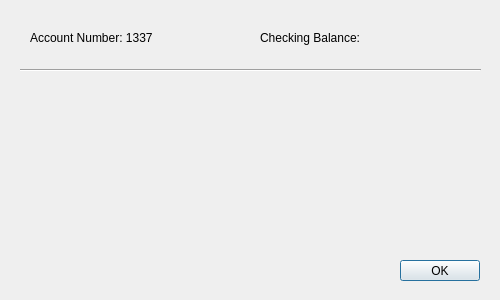
This is checkingdialog.ui in Refleximus/BankingAppBOJ-GitRepository as Qt 5 draws it before an edit. The edited form follows.
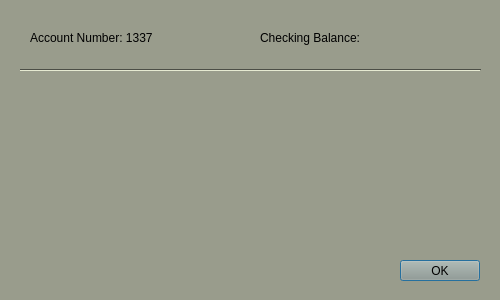
This is the edited form.

```diff
--- a/checkingdialog.ui
+++ b/checkingdialog.ui
@@ -10,6 +10,421 @@
     <height>300</height>
    </rect>
   </property>
+  <property name="palette">
+   <palette>
+    <active>
+     <colorrole role="WindowText">
+      <brush brushstyle="SolidPattern">
+       <color alpha="255">
+        <red>0</red>
+        <green>0</green>
+        <blue>0</blue>
+       </color>
+      </brush>
+     </colorrole>
+     <colorrole role="Button">
+      <brush brushstyle="SolidPattern">
+       <color alpha="255">
+        <red>153</red>
+        <green>156</green>
+        <blue>140</blue>
+       </color>
+      </brush>
+     </colorrole>
+     <colorrole role="Light">
+      <brush brushstyle="SolidPattern">
+       <color alpha="255">
+        <red>230</red>
+        <green>234</green>
+        <blue>210</blue>
+       </color>
+      </brush>
+     </colorrole>
+     <colorrole role="Midlight">
+      <brush brushstyle="SolidPattern">
+       <color alpha="255">
+        <red>191</red>
+        <green>195</green>
+        <blue>175</blue>
+       </color>
+      </brush>
+     </colorrole>
+     <colorrole role="Dark">
+      <brush brushstyle="SolidPattern">
+       <color alpha="255">
+        <red>76</red>
+        <green>78</green>
+        <blue>70</blue>
+       </color>
+      </brush>
+     </colorrole>
+     <colorrole role="Mid">
+      <brush brushstyle="SolidPattern">
+       <color alpha="255">
+        <red>102</red>
+        <green>104</green>
+        <blue>93</blue>
+       </color>
+      </brush>
+     </colorrole>
+     <colorrole role="Text">
+      <brush brushstyle="SolidPattern">
+       <color alpha="255">
+        <red>0</red>
+        <green>0</green>
+        <blue>0</blue>
+       </color>
+      </brush>
+     </colorrole>
+     <colorrole role="BrightText">
+      <brush brushstyle="SolidPattern">
+       <color alpha="255">
+        <red>255</red>
+        <green>255</green>
+        <blue>255</blue>
+       </color>
+      </brush>
+     </colorrole>
+     <colorrole role="ButtonText">
+      <brush brushstyle="SolidPattern">
+       <color alpha="255">
+        <red>0</red>
+        <green>0</green>
+        <blue>0</blue>
+       </color>
+      </brush>
+     </colorrole>
+     <colorrole role="Base">
+      <brush brushstyle="SolidPattern">
+       <color alpha="255">
+        <red>255</red>
+        <green>255</green>
+        <blue>255</blue>
+       </color>
+      </brush>
+     </colorrole>
+     <colorrole role="Window">
+      <brush brushstyle="SolidPattern">
+       <color alpha="255">
+        <red>153</red>
+        <green>156</green>
+        <blue>140</blue>
+       </color>
+      </brush>
+     </colorrole>
+     <colorrole role="Shadow">
+      <brush brushstyle="SolidPattern">
+       <color alpha="255">
+        <red>0</red>
+        <green>0</green>
+        <blue>0</blue>
+       </color>
+      </brush>
+     </colorrole>
+     <colorrole role="AlternateBase">
+      <brush brushstyle="SolidPattern">
+       <color alpha="255">
+        <red>204</red>
+        <green>205</green>
+        <blue>197</blue>
+       </color>
+      </brush>
+     </colorrole>
+     <colorrole role="ToolTipBase">
+      <brush brushstyle="SolidPattern">
+       <color alpha="255">
+        <red>255</red>
+        <green>255</green>
+        <blue>220</blue>
+       </color>
+      </brush>
+     </colorrole>
+     <colorrole role="ToolTipText">
+      <brush brushstyle="SolidPattern">
+       <color alpha="255">
+        <red>0</red>
+        <green>0</green>
+        <blue>0</blue>
+       </color>
+      </brush>
+     </colorrole>
+    </active>
+    <inactive>
+     <colorrole role="WindowText">
+      <brush brushstyle="SolidPattern">
+       <color alpha="255">
+        <red>0</red>
+        <green>0</green>
+        <blue>0</blue>
+       </color>
+      </brush>
+     </colorrole>
+     <colorrole role="Button">
+      <brush brushstyle="SolidPattern">
+       <color alpha="255">
+        <red>153</red>
+        <green>156</green>
+        <blue>140</blue>
+       </color>
+      </brush>
+     </colorrole>
+     <colorrole role="Light">
+      <brush brushstyle="SolidPattern">
+       <color alpha="255">
+        <red>230</red>
+        <green>234</green>
+        <blue>210</blue>
+       </color>
+      </brush>
+     </colorrole>
+     <colorrole role="Midlight">
+      <brush brushstyle="SolidPattern">
+       <color alpha="255">
+        <red>191</red>
+        <green>195</green>
+        <blue>175</blue>
+       </color>
+      </brush>
+     </colorrole>
+     <colorrole role="Dark">
+      <brush brushstyle="SolidPattern">
+       <color alpha="255">
+        <red>76</red>
+        <green>78</green>
+        <blue>70</blue>
+       </color>
+      </brush>
+     </colorrole>
+     <colorrole role="Mid">
+      <brush brushstyle="SolidPattern">
+       <color alpha="255">
+        <red>102</red>
+        <green>104</green>
+        <blue>93</blue>
+       </color>
+      </brush>
+     </colorrole>
+     <colorrole role="Text">
+      <brush brushstyle="SolidPattern">
+       <color alpha="255">
+        <red>0</red>
+        <green>0</green>
+        <blue>0</blue>
+       </color>
+      </brush>
+     </colorrole>
+     <colorrole role="BrightText">
+      <brush brushstyle="SolidPattern">
+       <color alpha="255">
+        <red>255</red>
+        <green>255</green>
+        <blue>255</blue>
+       </color>
+      </brush>
+     </colorrole>
+     <colorrole role="ButtonText">
+      <brush brushstyle="SolidPattern">
+       <color alpha="255">
+        <red>0</red>
+        <green>0</green>
+        <blue>0</blue>
+       </color>
+      </brush>
+     </colorrole>
+     <colorrole role="Base">
+      <brush brushstyle="SolidPattern">
+       <color alpha="255">
+        <red>255</red>
+        <green>255</green>
+        <blue>255</blue>
+       </color>
+      </brush>
+     </colorrole>
+     <colorrole role="Window">
+      <brush brushstyle="SolidPattern">
+       <color alpha="255">
+        <red>153</red>
+        <green>156</green>
+        <blue>140</blue>
+       </color>
+      </brush>
+     </colorrole>
+     <colorrole role="Shadow">
+      <brush brushstyle="SolidPattern">
+       <color alpha="255">
+        <red>0</red>
+        <green>0</green>
+        <blue>0</blue>
+       </color>
+      </brush>
+     </colorrole>
+     <colorrole role="AlternateBase">
+      <brush brushstyle="SolidPattern">
+       <color alpha="255">
+        <red>204</red>
+        <green>205</green>
+        <blue>197</blue>
+       </color>
+      </brush>
+     </colorrole>
+     <colorrole role="ToolTipBase">
+      <brush brushstyle="SolidPattern">
+       <color alpha="255">
+        <red>255</red>
+        <green>255</green>
+        <blue>220</blue>
+       </color>
+      </brush>
+     </colorrole>
+     <colorrole role="ToolTipText">
+      <brush brushstyle="SolidPattern">
+       <color alpha="255">
+        <red>0</red>
+        <green>0</green>
+        <blue>0</blue>
+       </color>
+      </brush>
+     </colorrole>
+    </inactive>
+    <disabled>
+     <colorrole role="WindowText">
+      <brush brushstyle="SolidPattern">
+       <color alpha="255">
+        <red>76</red>
+        <green>78</green>
+        <blue>70</blue>
+       </color>
+      </brush>
+     </colorrole>
+     <colorrole role="Button">
+      <brush brushstyle="SolidPattern">
+       <color alpha="255">
+        <red>153</red>
+        <green>156</green>
+        <blue>140</blue>
+       </color>
+      </brush>
+     </colorrole>
+     <colorrole role="Light">
+      <brush brushstyle="SolidPattern">
+       <color alpha="255">
+        <red>230</red>
+        <green>234</green>
+        <blue>210</blue>
+       </color>
+      </brush>
+     </colorrole>
+     <colorrole role="Midlight">
+      <brush brushstyle="SolidPattern">
+       <color alpha="255">
+        <red>191</red>
+        <green>195</green>
+        <blue>175</blue>
+       </color>
+      </brush>
+     </colorrole>
+     <colorrole role="Dark">
+      <brush brushstyle="SolidPattern">
+       <color alpha="255">
+        <red>76</red>
+        <green>78</green>
+        <blue>70</blue>
+       </color>
+      </brush>
+     </colorrole>
+     <colorrole role="Mid">
+      <brush brushstyle="SolidPattern">
+       <color alpha="255">
+        <red>102</red>
+        <green>104</green>
+        <blue>93</blue>
+       </color>
+      </brush>
+     </colorrole>
+     <colorrole role="Text">
+      <brush brushstyle="SolidPattern">
+       <color alpha="255">
+        <red>76</red>
+        <green>78</green>
+        <blue>70</blue>
+       </color>
+      </brush>
+     </colorrole>
+     <colorrole role="BrightText">
+      <brush brushstyle="SolidPattern">
+       <color alpha="255">
+        <red>255</red>
+        <green>255</green>
+        <blue>255</blue>
+       </color>
+      </brush>
+     </colorrole>
+     <colorrole role="ButtonText">
+      <brush brushstyle="SolidPattern">
+       <color alpha="255">
+        <red>76</red>
+        <green>78</green>
+        <blue>70</blue>
+       </color>
+      </brush>
+     </colorrole>
+     <colorrole role="Base">
+      <brush brushstyle="SolidPattern">
+       <color alpha="255">
+        <red>153</red>
+        <green>156</green>
+        <blue>140</blue>
+       </color>
+      </brush>
+     </colorrole>
+     <colorrole role="Window">
+      <brush brushstyle="SolidPattern">
+       <color alpha="255">
+        <red>153</red>
+        <green>156</green>
+        <blue>140</blue>
+       </color>
+      </brush>
+     </colorrole>
+     <colorrole role="Shadow">
+      <brush brushstyle="SolidPattern">
+       <color alpha="255">
+        <red>0</red>
+        <green>0</green>
+        <blue>0</blue>
+       </color>
+      </brush>
+     </colorrole>
+     <colorrole role="AlternateBase">
+      <brush brushstyle="SolidPattern">
+       <color alpha="255">
+        <red>153</red>
+        <green>156</green>
+        <blue>140</blue>
+       </color>
+      </brush>
+     </colorrole>
+     <colorrole role="ToolTipBase">
+      <brush brushstyle="SolidPattern">
+       <color alpha="255">
+        <red>255</red>
+        <green>255</green>
+        <blue>220</blue>
+       </color>
+      </brush>
+     </colorrole>
+     <colorrole role="ToolTipText">
+      <brush brushstyle="SolidPattern">
+       <color alpha="255">
+        <red>0</red>
+        <green>0</green>
+        <blue>0</blue>
+       </color>
+      </brush>
+     </colorrole>
+    </disabled>
+   </palette>
+  </property>
   <property name="windowTitle">
    <string>Checking Account</string>
   </property>
```
